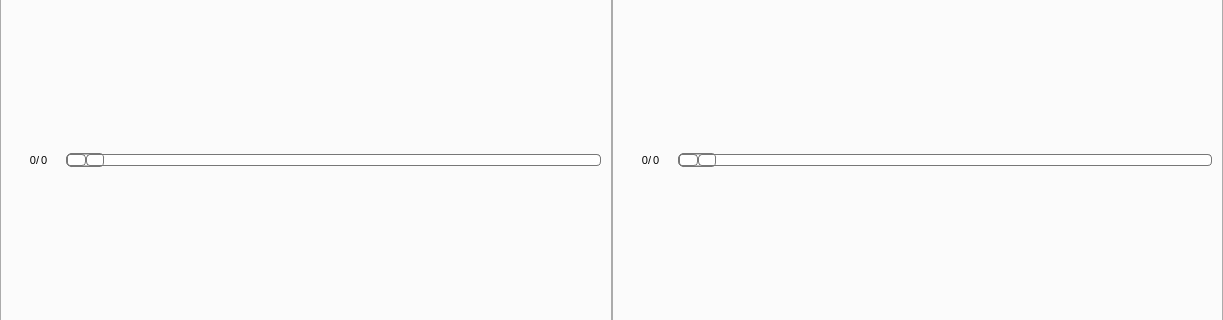
Before: the Qt Designer form ui/hexsim_analysis.ui in imperial-photonics/HexSimInstrument, drawn with Qt 5; both pictures show x 0 to 1223 and y 148 to 468 of the 1223 by 800 pixel window.
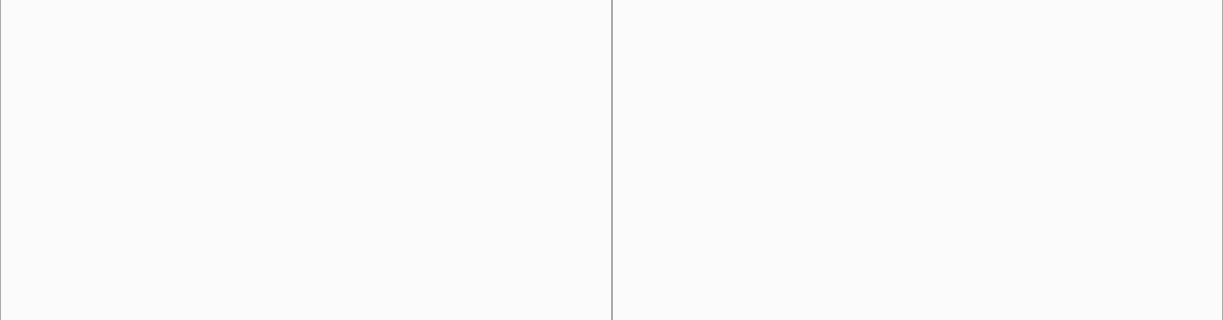
After: the same form once the commit is applied. The open tabs and pages were chosen to show the change.

Commit message: Swicth the hexsimProcessor to branch find-phase; update ui files; and other files

What changed in the file:
```diff
--- a/ui/hexsim_analysis.ui
+++ b/ui/hexsim_analysis.ui
@@ -768,141 +768,6 @@
           <item row="0" column="0">
            <layout class="QGridLayout" name="rawImageLayout"/>
           </item>
-          <item row="1" column="0">
-           <layout class="QHBoxLayout" name="horizontalLayout_14">
-            <property name="spacing">
-             <number>0</number>
-            </property>
-            <property name="sizeConstraint">
-             <enum>QLayout::SetDefaultConstraint</enum>
-            </property>
-            <item>
-             <widget class="QLabel" name="rawImageNth">
-              <property name="sizePolicy">
-               <sizepolicy hsizetype="Minimum" vsizetype="Preferred">
-                <horstretch>0</horstretch>
-                <verstretch>0</verstretch>
-               </sizepolicy>
-              </property>
-              <property name="minimumSize">
-               <size>
-                <width>25</width>
-                <height>0</height>
-               </size>
-              </property>
-              <property name="layoutDirection">
-               <enum>Qt::LeftToRight</enum>
-              </property>
-              <property name="text">
-               <string>0</string>
-              </property>
-              <property name="alignment">
-               <set>Qt::AlignRight|Qt::AlignTrailing|Qt::AlignVCenter</set>
-              </property>
-             </widget>
-            </item>
-            <item>
-             <widget class="QLabel" name="label_18">
-              <property name="text">
-               <string>/</string>
-              </property>
-             </widget>
-            </item>
-            <item>
-             <widget class="QLabel" name="rawImageNtotal">
-              <property name="sizePolicy">
-               <sizepolicy hsizetype="Minimum" vsizetype="Preferred">
-                <horstretch>0</horstretch>
-                <verstretch>0</verstretch>
-               </sizepolicy>
-              </property>
-              <property name="minimumSize">
-               <size>
-                <width>25</width>
-                <height>0</height>
-               </size>
-              </property>
-              <property name="text">
-               <string>0</string>
-              </property>
-             </widget>
-            </item>
-            <item>
-             <widget class="QSlider" name="rawImageSlider">
-              <property name="minimumSize">
-               <size>
-                <width>400</width>
-                <height>0</height>
-               </size>
-              </property>
-              <property name="styleSheet">
-               <string notr="true">QSlider::groove:horizontal {
-border: 1px solid #bbb;
-background: white;
-height: 10px;
-border-radius: 4px;
-}
-
-QSlider::sub-page:horizontal {
-background: qlineargradient(x1: 0, y1: 0,    x2: 0, y2: 1,
-    stop: 0 #66e, stop: 1 #bbf);
-background: qlineargradient(x1: 0, y1: 0.2, x2: 1, y2: 1,
-    stop: 0 #bbf, stop: 1 #55f);
-border: 1px solid #777;
-height: 10px;
-border-radius: 4px;
-}
-
-QSlider::add-page:horizontal {
-background: #fff;
-border: 1px solid #777;
-height: 10px;
-border-radius: 4px;
-}
-
-QSlider::handle:horizontal {
-background: qlineargradient(x1:0, y1:0, x2:1, y2:1,
-    stop:0 #eee, stop:1 #ccc);
-border: 1px solid #777;
-width: 35px;
-margin-top: -2px;
-margin-bottom: -2px;
-border-radius: 4px;
-}
-
-QSlider::handle:horizontal:hover {
-background: qlineargradient(x1:0, y1:0, x2:1, y2:1,
-    stop:0 #fff, stop:1 #ddd);
-border: 1px solid #444;
-border-radius: 4px;
-}
-
-QSlider::sub-page:horizontal:disabled {
-background: #bbb;
-border-color: #999;
-}
-
-QSlider::add-page:horizontal:disabled {
-background: #eee;
-border-color: #999;
-}
-
-QSlider::handle:horizontal:disabled {
-background: #eee;
-border: 1px solid #aaa;
-border-radius: 4px;
-}</string>
-              </property>
-              <property name="maximum">
-               <number>500</number>
-              </property>
-              <property name="orientation">
-               <enum>Qt::Horizontal</enum>
-              </property>
-             </widget>
-            </item>
-           </layout>
-          </item>
          </layout>
         </widget>
         <widget class="QWidget" name="tab">
@@ -1055,123 +920,6 @@
           <item row="0" column="0">
            <layout class="QGridLayout" name="simImageLayout"/>
           </item>
-          <item row="1" column="0">
-           <layout class="QHBoxLayout" name="horizontalLayout_15">
-            <property name="spacing">
-             <number>0</number>
-            </property>
-            <item>
-             <widget class="QLabel" name="simImageNth">
-              <property name="minimumSize">
-               <size>
-                <width>25</width>
-                <height>0</height>
-               </size>
-              </property>
-              <property name="text">
-               <string>0</string>
-              </property>
-              <property name="alignment">
-               <set>Qt::AlignRight|Qt::AlignTrailing|Qt::AlignVCenter</set>
-              </property>
-             </widget>
-            </item>
-            <item>
-             <widget class="QLabel" name="label_21">
-              <property name="text">
-               <string>/</string>
-              </property>
-             </widget>
-            </item>
-            <item>
-             <widget class="QLabel" name="simImageNtotal">
-              <property name="minimumSize">
-               <size>
-                <width>25</width>
-                <height>0</height>
-               </size>
-              </property>
-              <property name="text">
-               <string>0</string>
-              </property>
-             </widget>
-            </item>
-            <item>
-             <widget class="QSlider" name="simImageSlider">
-              <property name="minimumSize">
-               <size>
-                <width>400</width>
-                <height>0</height>
-               </size>
-              </property>
-              <property name="styleSheet">
-               <string notr="true">QSlider::groove:horizontal {
-border: 1px solid #bbb;
-background: white;
-height: 10px;
-border-radius: 4px;
-}
-
-QSlider::sub-page:horizontal {
-background: qlineargradient(x1: 0, y1: 0,    x2: 0, y2: 1,
-    stop: 0 #66e, stop: 1 #bbf);
-background: qlineargradient(x1: 0, y1: 0.2, x2: 1, y2: 1,
-    stop: 0 #bbf, stop: 1 #55f);
-border: 1px solid #777;
-height: 10px;
-border-radius: 4px;
-}
-
-QSlider::add-page:horizontal {
-background: #fff;
-border: 1px solid #777;
-height: 10px;
-border-radius: 4px;
-}
-
-QSlider::handle:horizontal {
-background: qlineargradient(x1:0, y1:0, x2:1, y2:1,
-    stop:0 #eee, stop:1 #ccc);
-border: 1px solid #777;
-width: 35px;
-margin-top: -2px;
-margin-bottom: -2px;
-border-radius: 4px;
-}
-
-QSlider::handle:horizontal:hover {
-background: qlineargradient(x1:0, y1:0, x2:1, y2:1,
-    stop:0 #fff, stop:1 #ddd);
-border: 1px solid #444;
-border-radius: 4px;
-}
-
-QSlider::sub-page:horizontal:disabled {
-background: #bbb;
-border-color: #999;
-}
-
-QSlider::add-page:horizontal:disabled {
-background: #eee;
-border-color: #999;
-}
-
-QSlider::handle:horizontal:disabled {
-background: #eee;
-border: 1px solid #aaa;
-border-radius: 4px;
-}</string>
-              </property>
-              <property name="maximum">
-               <number>500</number>
-              </property>
-              <property name="orientation">
-               <enum>Qt::Horizontal</enum>
-              </property>
-             </widget>
-            </item>
-           </layout>
-          </item>
          </layout>
         </widget>
        </widget>
```
Left out of the diff: 119 changed lines with no effect on the pictures. The commit also changes 14 other files.
